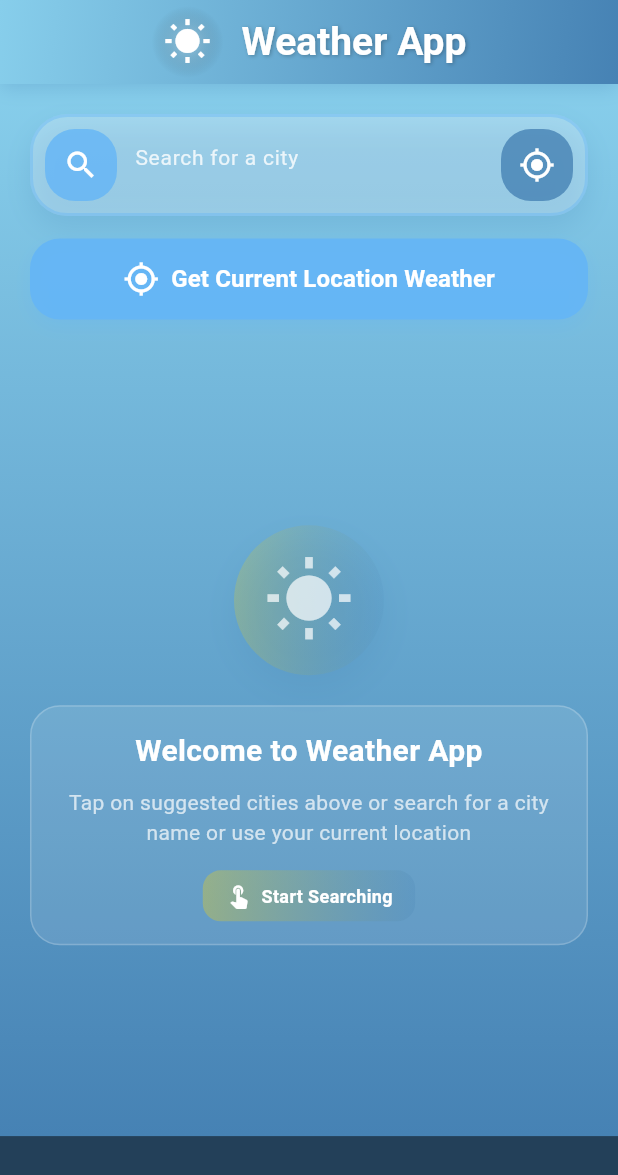
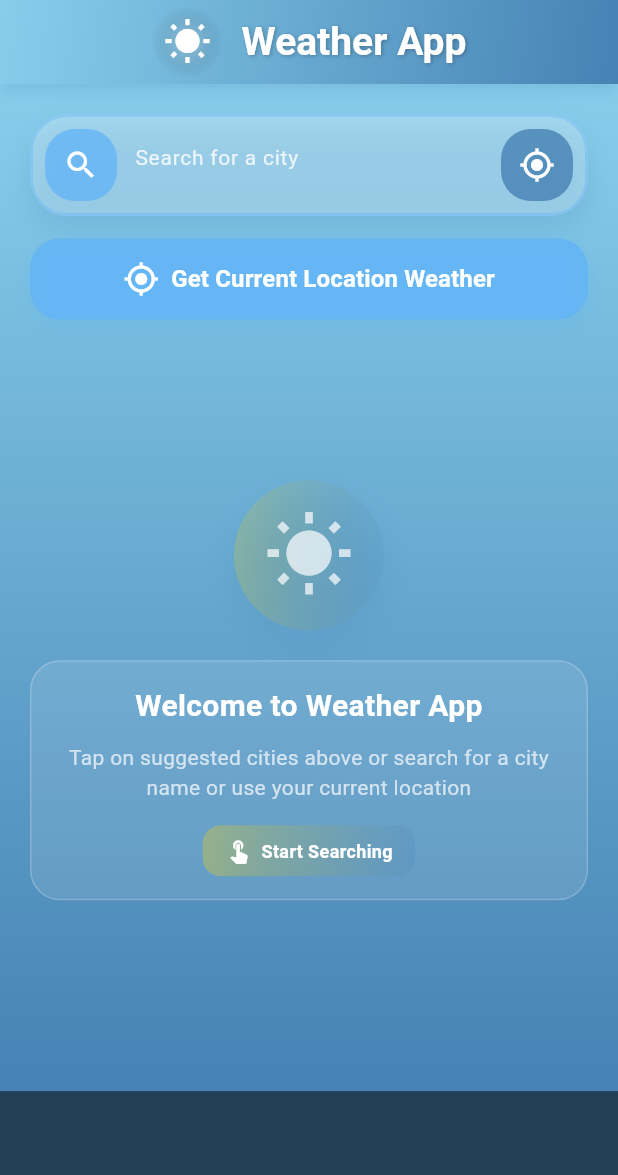
Before and after one commit to salah-rafat80/Weather_App, a Flutter app: the screen it shows after launch, on a phone screen of 412 x 824 dp. Shown: the top 1175 px of the screen. Run offline on Flutter 3.47's test engine with Material 3 defaults, Android fonts, the phone set to English and light mode, and no system bars; our stand-ins replace dio, geolocator; Roboto replaces fonts that are missing (Arial).

Commit message:
2 commit

```diff
--- a/lib/controllers/weather_controller.dart
+++ b/lib/controllers/weather_controller.dart
@@ -1,12 +1,11 @@
 import 'package:flutter/material.dart';
+import 'package:waether_app/helper/location_service.dart';
+import 'package:waether_app/helper/weather_service.dart';
 import '../models/weather_model.dart';
-import '../services/weather_service.dart';
-import '../services/location_service.dart';
 
 class WeatherController extends ChangeNotifier {
   late final WeatherService _weatherService;
   late final LocationService _locationService;
-
   Weather? _currentWeather;
   bool _isLoading = false;
   String? _errorMessage;
--- a/lib/views/weather_home_view.dart
+++ b/lib/views/weather_home_view.dart
@@ -1,10 +1,10 @@
 import 'package:flutter/material.dart';
 import 'package:provider/provider.dart';
-import '../controllers/weather_controller.dart';
-import '../widgets/search_bar_widget.dart';
-import '../widgets/weather_app_bar.dart';
-import '../widgets/weather_background.dart';
-import '../widgets/weather_content_manager.dart';
+import 'package:waether_app/controllers/weather_controller.dart';
+import 'package:waether_app/views/widgets/search_bar_widget.dart';
+import 'package:waether_app/views/widgets/weather_app_bar.dart';
+import 'package:waether_app/views/widgets/weather_background.dart';
+import 'package:waether_app/views/widgets/weather_content_manager.dart';
 
 class WeatherHomeView extends StatelessWidget {
   const WeatherHomeView({super.key});
@@ -30,7 +30,7 @@ class WeatherHomeView extends StatelessWidget {
                   children: [
                     const SizedBox(height: 20),
                     SearchBarWidget(weatherTheme: weatherTheme),
-                    const SizedBox(height: 30),
+                    // const SizedBox(height: 30),
                     WeatherContentManager(
                       controller: controller,
                       weatherTheme: weatherTheme,
--- a/lib/widgets/location_button_widget.dart
+++ b/lib/views/widgets/location_button_widget.dart
@@ -1,5 +1,5 @@
 import 'package:flutter/material.dart';
-import '../models/weather_model.dart';
+import '/models/weather_model.dart';
 
 class LocationButtonWidget extends StatelessWidget {
   final WeatherTheme? weatherTheme;
--- a/lib/widgets/search_bar_widget.dart
+++ b/lib/views/widgets/search_bar_widget.dart
@@ -1,8 +1,8 @@
 import 'package:flutter/material.dart';
 import 'package:provider/provider.dart';
-import '../controllers/weather_controller.dart';
-import '../models/weather_model.dart';
-import '../data/city_data.dart';
+import '/controllers/weather_controller.dart';
+import '/models/weather_model.dart';
+import '/data/city_data.dart';
 import 'search_field_widget.dart';
 import 'suggestions_list_widget.dart';
 import 'location_button_widget.dart';
--- a/lib/widgets/weather_app_bar.dart
+++ b/lib/views/widgets/weather_app_bar.dart
@@ -1,5 +1,5 @@
 import 'package:flutter/material.dart';
-import '../models/weather_model.dart';
+import '/models/weather_model.dart';
 
 class WeatherAppBar extends StatelessWidget implements PreferredSizeWidget {
   final WeatherTheme? weatherTheme;
--- a/lib/widgets/weather_background.dart
+++ b/lib/views/widgets/weather_background.dart
@@ -1,5 +1,5 @@
 import 'package:flutter/material.dart';
-import '../models/weather_model.dart';
+import 'package:waether_app/models/weather_model.dart';
 
 class WeatherBackground extends StatelessWidget {
   final WeatherTheme? weatherTheme;
--- a/lib/widgets/weather_card.dart
+++ b/lib/views/widgets/weather_card.dart
@@ -1,5 +1,5 @@
 import 'package:flutter/material.dart';
-import '../models/weather_model.dart';
+import '/models/weather_model.dart';
 import 'weather_main_card.dart';
 import 'weather_details_card.dart';
 
--- a/lib/widgets/weather_content_manager.dart
+++ b/lib/views/widgets/weather_content_manager.dart
@@ -1,6 +1,6 @@
 import 'package:flutter/material.dart';
-import '../controllers/weather_controller.dart';
-import '../models/weather_model.dart';
+import '/controllers/weather_controller.dart';
+import '/models/weather_model.dart';
 import 'weather_card.dart';
 import 'weather_loading_widget.dart';
 import 'weather_error_widget.dart';
--- a/lib/widgets/weather_details_card.dart
+++ b/lib/views/widgets/weather_details_card.dart
@@ -1,5 +1,5 @@
 import 'package:flutter/material.dart';
-import '../models/weather_model.dart';
+import '/models/weather_model.dart';
 import 'weather_info_item.dart';
 
 class WeatherDetailsCard extends StatelessWidget {
--- a/lib/widgets/weather_empty_widget.dart
+++ b/lib/views/widgets/weather_empty_widget.dart
@@ -1,5 +1,5 @@
 import 'package:flutter/material.dart';
-import '../models/weather_model.dart';
+import '/models/weather_model.dart';
 
 class WeatherEmptyWidget extends StatelessWidget {
   final WeatherTheme? weatherTheme;
--- a/lib/widgets/weather_error_widget.dart
+++ b/lib/views/widgets/weather_error_widget.dart
@@ -1,5 +1,5 @@
 import 'package:flutter/material.dart';
-import '../models/weather_model.dart';
+import '/models/weather_model.dart';
 
 class WeatherErrorWidget extends StatelessWidget {
   final String errorMessage;
--- a/lib/widgets/weather_icon_widget.dart
+++ b/lib/views/widgets/weather_icon_widget.dart
@@ -1,5 +1,5 @@
 import 'package:flutter/material.dart';
-import '../models/weather_model.dart';
+import '/models/weather_model.dart';
 
 class WeatherIconWidget extends StatelessWidget {
   final Weather weather;
--- a/lib/widgets/weather_loading_widget.dart
+++ b/lib/views/widgets/weather_loading_widget.dart
@@ -1,5 +1,5 @@
 import 'package:flutter/material.dart';
-import '../models/weather_model.dart';
+import '/models/weather_model.dart';
 
 class WeatherLoadingWidget extends StatelessWidget {
   final WeatherTheme? weatherTheme;
--- a/lib/widgets/weather_main_card.dart
+++ b/lib/views/widgets/weather_main_card.dart
@@ -1,5 +1,5 @@
 import 'package:flutter/material.dart';
-import '../models/weather_model.dart';
+import 'package:waether_app/models/weather_model.dart';
 import 'weather_icon_widget.dart';
 
 class WeatherMainCard extends StatelessWidget {
@@ -63,8 +63,8 @@ class WeatherMainCard extends StatelessWidget {
               Text(
                 weather.cityName,
                 style: const TextStyle(
-                  fontSize: 32,
-                  fontWeight: FontWeight.bold,
+                  fontSize: 30,
+                  fontWeight: FontWeight.w700,
                   color: Colors.white,
                   shadows: [
                     Shadow(
```
Also changed, not shown: lib/helper/location_service.dart (renamed from lib/services/location_service.dart), lib/helper/weather_service.dart (renamed from lib/services/weather_service.dart), lib/views/widgets/search_field_widget.dart (renamed from lib/widgets/search_field_widget.dart), lib/views/widgets/suggestions_list_widget.dart (renamed from lib/widgets/suggestions_list_widget.dart), lib/views/widgets/weather_info_item.dart (renamed from lib/widgets/weather_info_item.dart).
